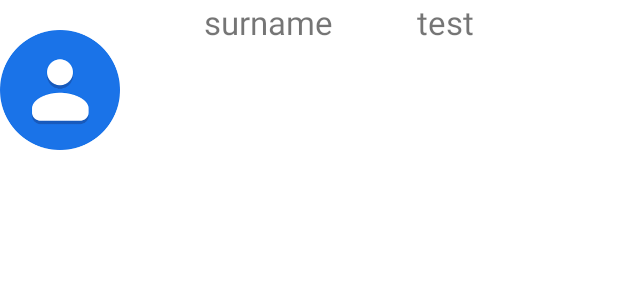
After one commit to jeromebonard/jeromebonard, an Android app: the layout list_item.xml on its own in the app's theme, with its tools: preview values and no code run, on a phone screen of 412 x 824 dp. The commit adds this screen. Shown: the top 300 px of the screen. Run offline under Robolectric (Android 15) with nearby library versions, the light colour scheme and no system bars.

Commit message:
ListView 1/2
Implémentation de la listeView pour afficher les contacts (reste la gestion des images)

```diff
--- a/Jay/app/src/main/res/layout/activity_main.xml
+++ b/Jay/app/src/main/res/layout/activity_main.xml
@@ -7,6 +7,12 @@
     android:layout_height="match_parent"
     tools:context=".MainActivity"
     tools:ignore="HardcodedText">
+
+    <ListView
+        android:id="@+id/contact_list"
+        android:layout_width="match_parent"
+        android:layout_height="wrap_content"
+        tools:ignore="MissingConstraints"/>
 
     <com.google.android.material.floatingactionbutton.FloatingActionButton
         android:id="@+id/button"
--- /dev/null
+++ b/Jay/app/src/main/res/layout/list_item.xml
@@ -0,0 +1,42 @@
+<?xml version="1.0" encoding="utf-8"?>
+<androidx.constraintlayout.widget.ConstraintLayout xmlns:android="http://schemas.android.com/apk/res/android"
+    xmlns:tools="http://schemas.android.com/tools"
+    android:layout_width="match_parent"
+    android:layout_height="match_parent"
+    xmlns:app="http://schemas.android.com/apk/res-auto">
+
+    <ImageView
+        android:id="@+id/contact_imageview"
+        android:layout_width="80dp"
+        android:layout_height="120dp"
+        android:src="@drawable/image_contact"
+        tools:ignore="MissingConstraints"
+        tools:layout_editor_absoluteX="16dp"
+        tools:layout_editor_absoluteY="-1dp" />
+
+    <TextView
+        android:id="@+id/name_textview"
+        android:layout_width="wrap_content"
+        android:layout_height="wrap_content"
+        android:layout_gravity="center"
+        android:layout_marginStart="56dp"
+        android:text="test"
+        android:textSize="22dp"
+        app:layout_constraintStart_toEndOf="@+id/surname_textview"
+        tools:layout_editor_absoluteY="45dp"
+        tools:ignore="MissingConstraints" />
+
+    <TextView
+        android:id="@+id/surname_textview"
+        android:layout_width="wrap_content"
+        android:layout_height="wrap_content"
+        android:layout_gravity="center"
+        android:layout_marginStart="56dp"
+        android:text="surname"
+        android:textSize="22dp"
+        app:layout_constraintStart_toEndOf="@+id/contact_imageview"
+        tools:layout_editor_absoluteY="45dp"
+        tools:ignore="MissingConstraints" />
+
+
+</androidx.constraintlayout.widget.ConstraintLayout>
```
Also changed, not shown: Jay/app/src/main/java/com/app/jay/Contact.java (+7 -1 lines), Jay/app/src/main/java/com/app/jay/ContactAdapter.java (added, +45 -0 lines), Jay/app/src/main/java/com/app/jay/MainActivity.java (+14 -1 lines).
